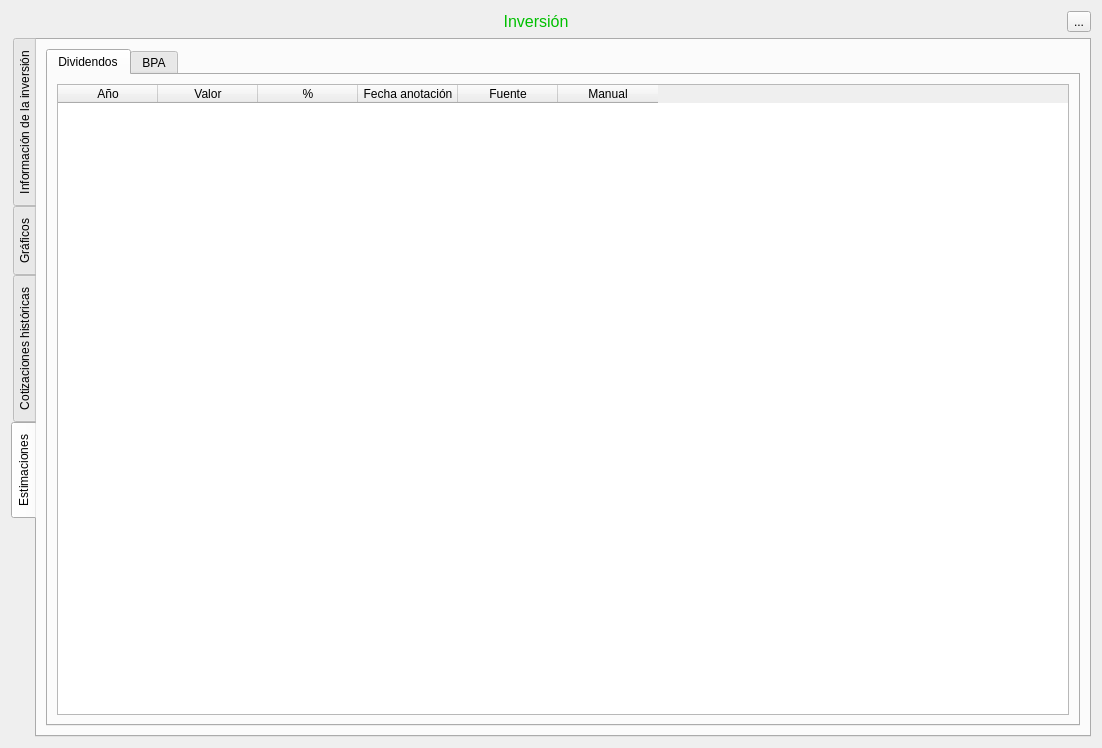
Old version of the form ui/frmAnalisis.ui in the repository turulomio/xulpymoney.
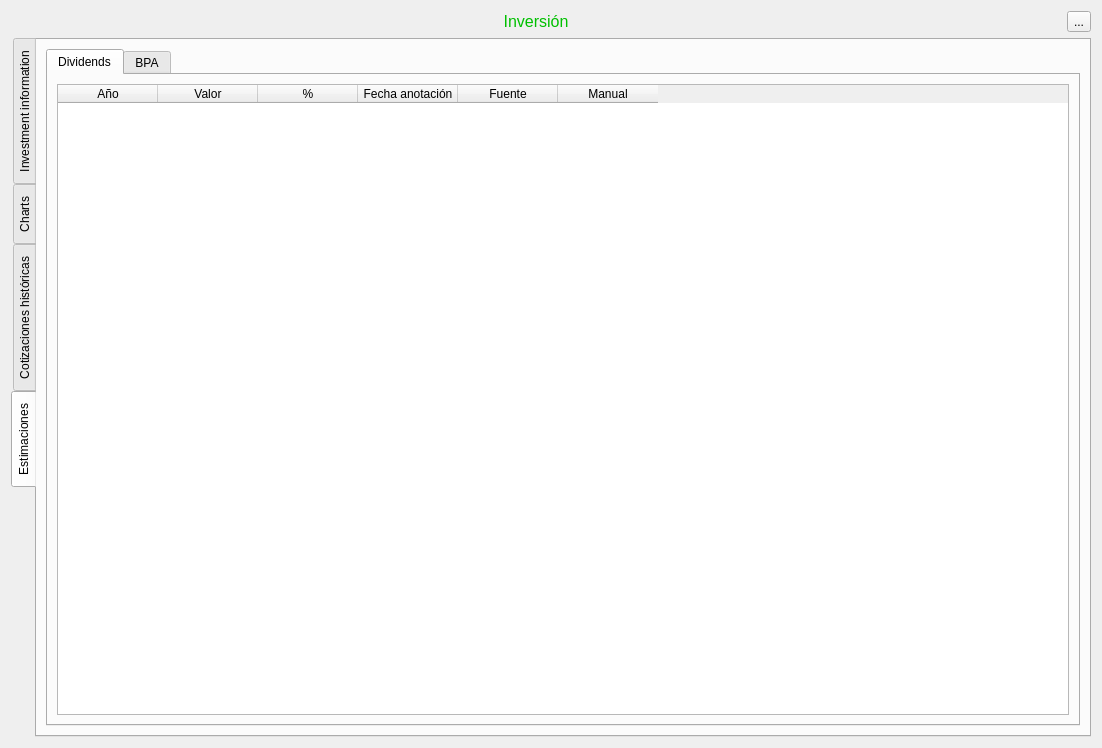
New version of the form. The open tabs and pages were chosen to show the change. Icons and pictures are not drawn. Custom widgets are drawn as their Qt base class.

The edit to the form file:
```diff
--- a/ui/frmAnalisis.ui
+++ b/ui/frmAnalisis.ui
@@ -75,7 +75,7 @@
        </property>
        <widget class="QWidget" name="tabInformacion">
         <attribute name="title">
-         <string>Información de la inversión</string>
+         <string>Investment information</string>
         </attribute>
         <layout class="QHBoxLayout" name="horizontalLayout_16">
          <item>
@@ -669,7 +669,7 @@
        </widget>
        <widget class="QWidget" name="tabGraficos">
         <attribute name="title">
-         <string>Gráficos</string>
+         <string>Charts</string>
         </attribute>
         <layout class="QHBoxLayout" name="horizontalLayout_6">
          <item>
@@ -1206,7 +1206,7 @@
               <normaloff>:/xulpymoney/coins.png</normaloff>:/xulpymoney/coins.png</iconset>
             </attribute>
             <attribute name="title">
-             <string>Dividendos</string>
+             <string>Dividends</string>
             </attribute>
             <layout class="QHBoxLayout" name="horizontalLayout_13">
              <item>
```
Left out of the diff: 2 changed lines with no effect on the pictures.
